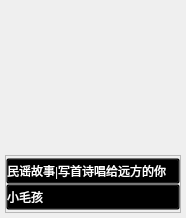
Before: the Qt Designer form VideoPlayer/mainwidget/songlistsort/TagsItem.ui in huizhang556/pc-video-player, drawn with Qt 5.
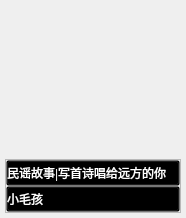
After: the same form once the commit is applied. Icons and pictures are not drawn.

```diff
--- a/VideoPlayer/mainwidget/songlistsort/TagsItem.ui
+++ b/VideoPlayer/mainwidget/songlistsort/TagsItem.ui
@@ -30,7 +30,10 @@
     <number>5</number>
    </property>
    <item>
-    <layout class="QVBoxLayout" name="verticalLayout_3">
+    <layout class="QVBoxLayout" name="verticalLayout_3" stretch="3,1">
+     <property name="spacing">
+      <number>0</number>
+     </property>
      <item>
       <widget class="QLabel" name="label_head">
        <property name="minimumSize">
@@ -78,6 +81,12 @@
           </property>
           <item>
            <widget class="QPushButton" name="pushButton_tags">
+            <property name="minimumSize">
+             <size>
+              <width>0</width>
+              <height>26</height>
+             </size>
+            </property>
             <property name="styleSheet">
              <string notr="true">QPushButton
 {
@@ -98,6 +107,12 @@
           </item>
           <item>
            <widget class="QPushButton" name="pushButton_mark">
+            <property name="minimumSize">
+             <size>
+              <width>0</width>
+              <height>26</height>
+             </size>
+            </property>
             <property name="styleSheet">
              <string notr="true">QPushButton
 {
```
Left out of the diff: 3 changed lines with no effect on the pictures.
